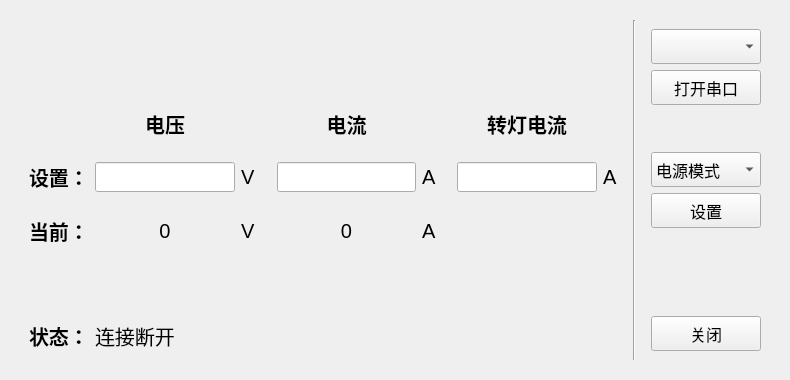
Above: widget.ui from ryanwong1999/GreenCharge_Qt before the change. Below: the same form after it.
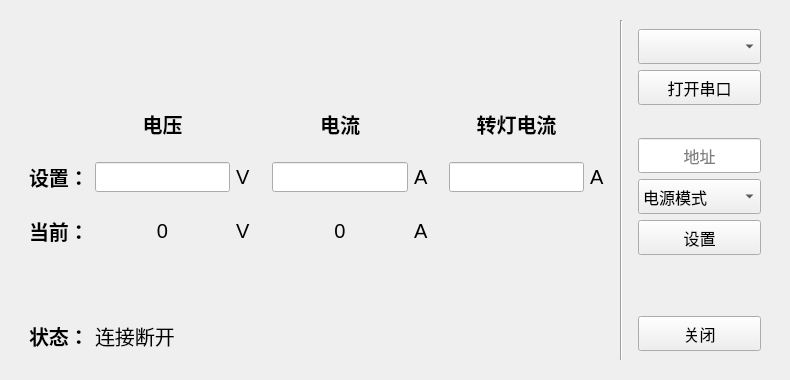
That is the form after the change. Icons and pictures are not drawn. Custom widgets are drawn as their Qt base class.

The edit to the form file:
```diff
--- a/widget.ui
+++ b/widget.ui
@@ -607,6 +607,27 @@
               </property>
              </spacer>
             </item>
+            <item>
+             <widget class="QLineEdit" name="lineEdit_addr">
+              <property name="minimumSize">
+               <size>
+                <width>0</width>
+                <height>35</height>
+               </size>
+              </property>
+              <property name="font">
+               <font>
+                <pointsize>12</pointsize>
+               </font>
+              </property>
+              <property name="alignment">
+               <set>Qt::AlignCenter</set>
+              </property>
+              <property name="placeholderText">
+               <string>地址</string>
+              </property>
+             </widget>
+            </item>
             <item>
              <widget class="QComboBox" name="comboBox_mode">
               <property name="minimumSize">
```
Left out of the diff: 308 changed lines with no effect on the pictures.
